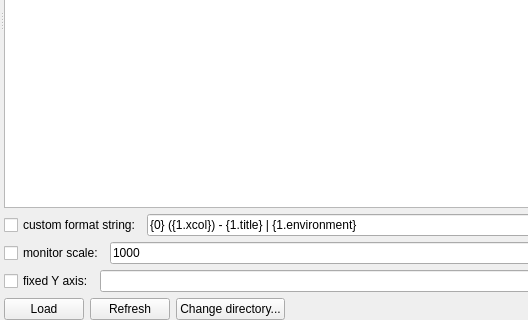
Old version of the form ufit/gui/ui/browse.ui in the repository McStasMcXtrace/ufit; both pictures show x 0 to 528 and y 280 to 600 of the 836 by 600 pixel window.
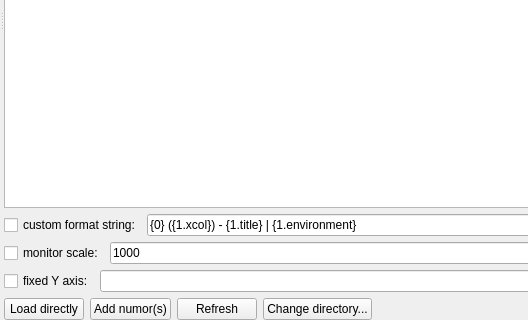
New version of the form. Icons and pictures are not drawn.

Commit message: browse window: add "add numors" button

Patch:
```diff
--- a/ufit/gui/ui/browse.ui
+++ b/ufit/gui/ui/browse.ui
@@ -121,7 +121,7 @@
           <item>
            <widget class="QPushButton" name="loadBtn">
             <property name="text">
-             <string>Load</string>
+             <string>Load directly</string>
             </property>
             <property name="icon">
              <iconset resource="../../../resource/gui.qrc">
@@ -129,6 +129,13 @@
             </property>
            </widget>
           </item>
+          <item>
+           <widget class="QPushButton" name="addNumBtn">
+            <property name="text">
+             <string>Add numor(s)</string>
+            </property>
+           </widget>
+          </item>
           <item>
            <widget class="QPushButton" name="refreshBtn">
             <property name="text">
```
Left out of the diff: 13 changed lines with no effect on the pictures. The commit also changes 3 other files.
